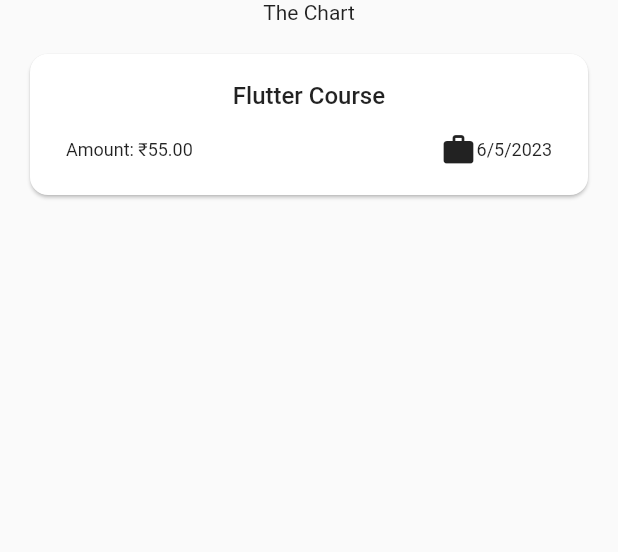
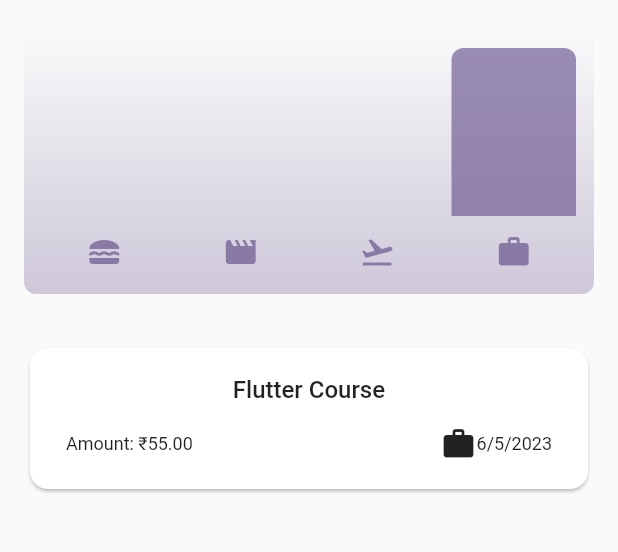
Before and after one commit to manavmalhotra123/Expense-Tracker, a Flutter app: the screen it shows after launch, on a phone screen of 412 x 824 dp, the part 84-636 px from its top. Run offline on Flutter 3.47's test engine with Material 2 defaults, Android fonts, the phone set to English and light mode, and no system bars; Roboto replaces fonts that are missing (Times New Roman).

Commit message:
final commit

```diff
--- a/lib/expenses_tracker.dart
+++ b/lib/expenses_tracker.dart
@@ -2,6 +2,7 @@ import 'package:flutter/material.dart';
 import 'package:my4/expense_list.dart';
 import 'package:my4/models/expense.dart';
 import 'package:my4/new_expense.dart';
+import 'package:my4/chart.dart';
 
 // stateful widget
 class Expenses extends StatefulWidget {
@@ -95,7 +96,7 @@ class _ExpensesState extends State<Expenses> {
       ),
       body: Column(
         children: [
-          const Text('The Chart'),
+          Chart(expenses: _registeredExpenes),
           mainContent
         ],
       ),
```
Also changed, not shown: lib/chart.dart (renamed from chart.dart).
